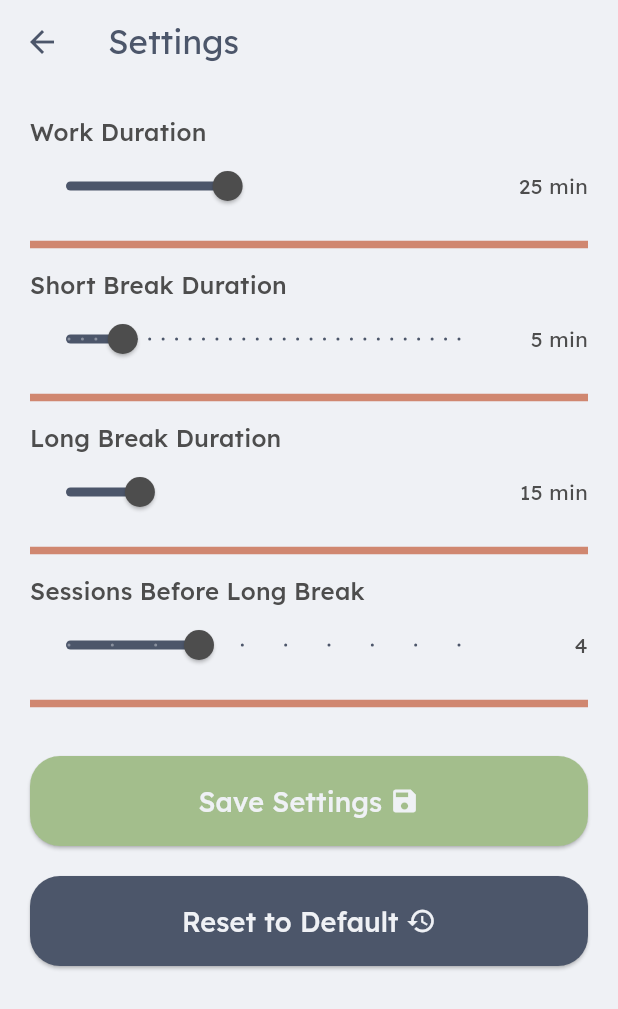
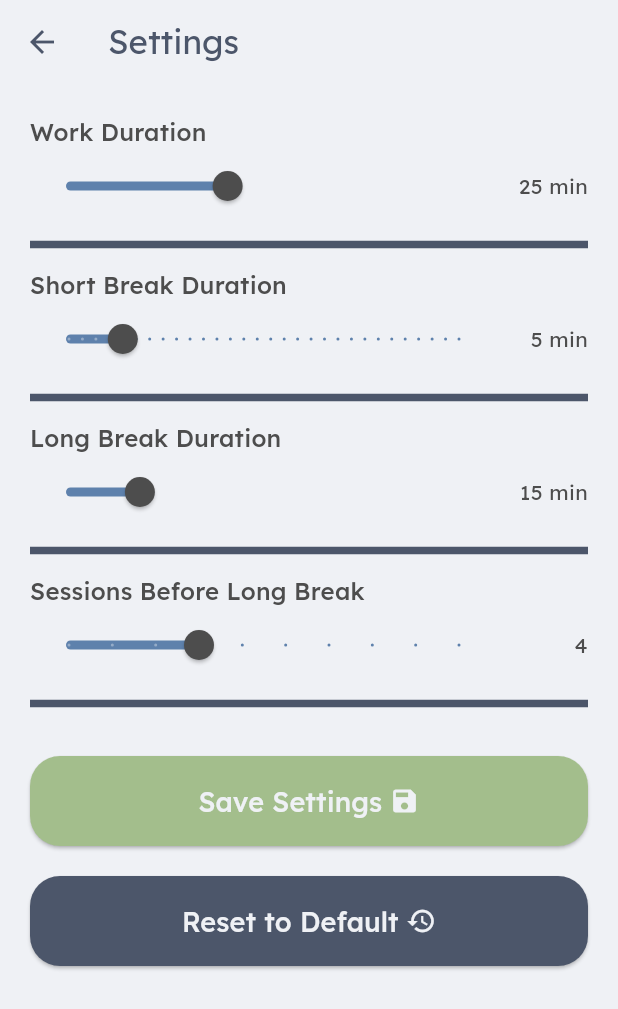
Before and after one commit to AbrarAbe/pomothing, a Flutter app: the SettingsScreen screen opened directly, on a phone screen of 412 x 824 dp. Shown: the top 1009 px of the screen. Run offline on Flutter 3.47's test engine with Material 3 defaults, Android fonts, the phone set to English and light mode, and no system bars; our stand-ins replace flutter_local_notifications, flutter_timezone, google_fonts, just_audio, shared_preferences, timezone; accounts and stored records are empty.

Commit message:
refactor(theme): Improve color scheme and theme consistency
Updates colors to improve overall theme consistency throughout the
application. Changes primaryContainer to primary in dividers in the
settings screen. Adds color to text in save settings button. Changes
active color in slider. Updates colors on button row and play/pause
button. Updates onPrimary in dark mode.

```diff
--- a/lib/features/settings/settings_screen.dart
+++ b/lib/features/settings/settings_screen.dart
@@ -79,7 +79,7 @@ class _SettingsScreenState extends State<SettingsScreen> {
           Divider(
             height: 30,
             thickness: 5,
-            color: Theme.of(context).colorScheme.primaryContainer,
+            color: Theme.of(context).colorScheme.primary,
           ),
 
           // Short Break Duration Slider
@@ -105,7 +105,7 @@ class _SettingsScreenState extends State<SettingsScreen> {
           Divider(
             height: 30,
             thickness: 5,
-            color: Theme.of(context).colorScheme.primaryContainer,
+            color: Theme.of(context).colorScheme.primary,
           ),
 
           // Long Break Duration Slider
@@ -131,7 +131,7 @@ class _SettingsScreenState extends State<SettingsScreen> {
           Divider(
             height: 30,
             thickness: 5,
-            color: Theme.of(context).colorScheme.primaryContainer,
+            color: Theme.of(context).colorScheme.primary,
           ),
 
           // Sessions Before Long Break Slider
@@ -153,7 +153,7 @@ class _SettingsScreenState extends State<SettingsScreen> {
           Divider(
             height: 30,
             thickness: 5,
-            color: Theme.of(context).colorScheme.primaryContainer,
+            color: Theme.of(context).colorScheme.primary,
           ),
 
           const SizedBox(height: 20),
--- a/lib/features/settings/widgets/save_settings_button.dart
+++ b/lib/features/settings/widgets/save_settings_button.dart
@@ -30,7 +30,13 @@ class SaveSettingsButton extends StatelessWidget {
         mainAxisSize: MainAxisSize.min,
         mainAxisAlignment: MainAxisAlignment.center,
         children: [
-          Text(text, style: TextStyle(fontSize: 18)),
+          Text(
+            text,
+            style: TextStyle(
+              fontSize: 18,
+              color: Theme.of(context).colorScheme.onPrimary,
+            ),
+          ),
           Icon(icon, size: 20),
         ],
       ),
--- a/lib/features/settings/widgets/slider.dart
+++ b/lib/features/settings/widgets/slider.dart
@@ -30,7 +30,7 @@ class SettingSlider extends StatelessWidget {
             Expanded(
               child: Slider(
                 thumbColor: Theme.of(context).colorScheme.onPrimaryContainer,
-                activeColor: Theme.of(context).colorScheme.primary,
+                activeColor: Theme.of(context).colorScheme.secondary,
                 value: value,
                 min: min,
                 max: max,
--- a/lib/features/timer/widgets/button_row.dart
+++ b/lib/features/timer/widgets/button_row.dart
@@ -29,7 +29,7 @@ class ButtonRow extends StatelessWidget {
             child: Icon(
               Icons.restart_alt,
               size: 30,
-              color: Theme.of(context).colorScheme.surface,
+              color: Theme.of(context).colorScheme.onPrimary,
             ),
           ),
         ),
@@ -45,7 +45,7 @@ class ButtonRow extends StatelessWidget {
             child: Icon(
               Icons.stop,
               size: 25,
-              color: Theme.of(context).colorScheme.surface,
+              color: Theme.of(context).colorScheme.onPrimary,
             ),
           ),
         ),
--- a/lib/features/timer/widgets/play_pause_button.dart
+++ b/lib/features/timer/widgets/play_pause_button.dart
@@ -39,7 +39,8 @@ class PlayPauseButton extends StatelessWidget {
             Icon(
               getPlayPauseIcon(timerState),
               size: 30,
-              color: Theme.of(context).colorScheme.surface, // Apply icon color
+              color:
+                  Theme.of(context).colorScheme.onPrimary, // Apply icon color
             ),
           ],
         ),
--- a/lib/theme/theme.dart
+++ b/lib/theme/theme.dart
@@ -69,7 +69,7 @@ ThemeData darkMode = ThemeData(
     onTertiary: catppuccinMochaHighlight,
     primaryContainer: catppuccinMochaAccent,
     error: catppuccinMochaError,
-    onPrimary: catppuccinMochaText,
+    onPrimary: catppuccinLatteText,
     onSurface: catppuccinMochaText,
     onSecondary: catppuccinMochaText,
     onError: catppuccinMochaSurface,
```
